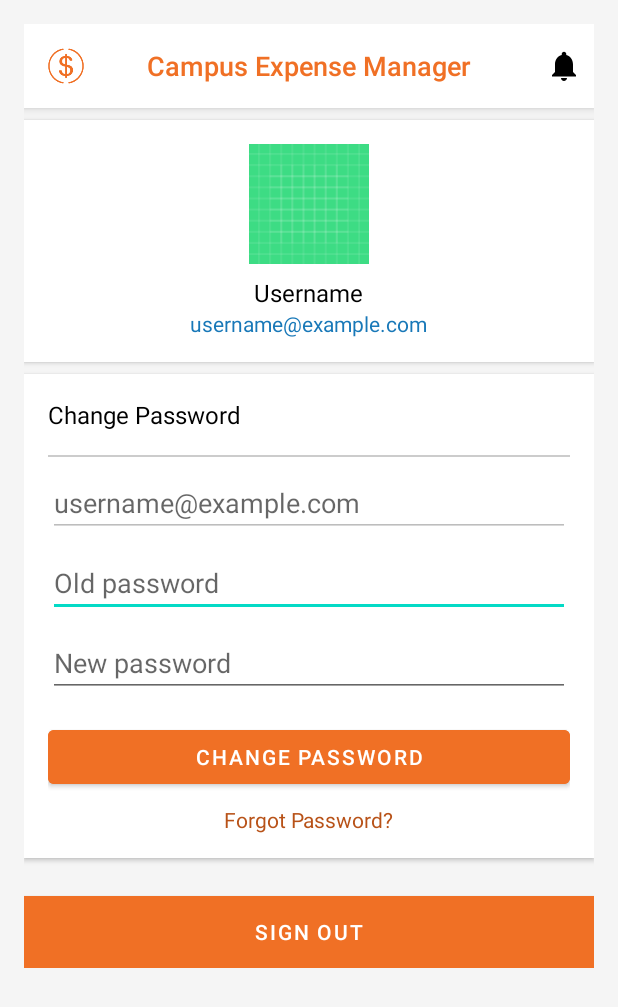
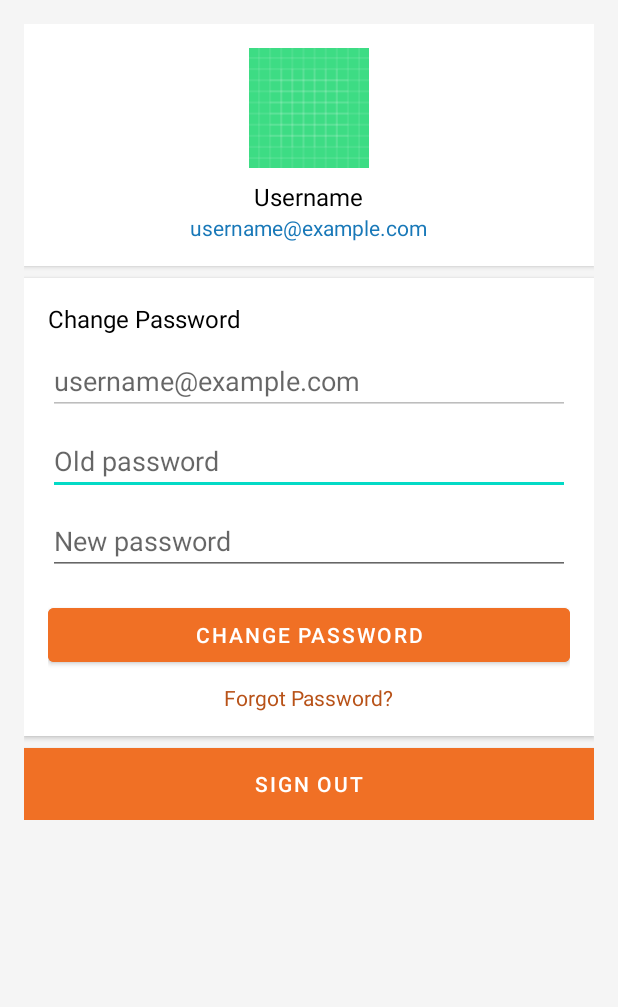
Before and after one commit to kypltIT/CampusExpenseManager, an Android app: the AccountActivity screen opened directly, with no data from a screen before it, on a phone screen of 412 x 824 dp. Shown: the top 1007 px of the screen. Run offline under Robolectric (Android 15) with nearby library versions, the phone set to English and light mode, and no system bars.

Commit message:
done top_nav_menu.xml, fix UI activity_main.xml, fragment_transaction.xml, fragment_home.xml

```diff
--- a/app/src/main/res/layout/activity_account.xml
+++ b/app/src/main/res/layout/activity_account.xml
@@ -6,59 +6,19 @@
 
     <LinearLayout
         android:layout_width="match_parent"
-        android:layout_height="wrap_content"
+        android:layout_height="match_parent"
         android:orientation="vertical"
         android:padding="16dp">
 
-        <!-- Header Section -->
-        <RelativeLayout
-            android:layout_width="match_parent"
-            android:layout_height="wrap_content"
-            android:paddingBottom="16dp"
-            android:background="@color/white"
-            android:elevation="4dp">
-
-            <!-- Logo Image on the Left -->
-            <ImageView
-                android:id="@+id/logoImage"
-                android:layout_width="40dp"
-                android:layout_height="40dp"
-                android:layout_alignParentStart="true"
-                android:layout_marginStart="8dp"
-                android:layout_centerVertical="true"
-                android:src="@drawable/campusexpense__2_" />
-
-            <!-- Title Centered -->
-            <TextView
-                android:id="@+id/appTitle"
-                android:layout_width="wrap_content"
-                android:layout_height="wrap_content"
-                android:layout_centerInParent="true"
-                android:text="Campus Expense Manager"
-                android:textSize="18sp"
-                android:textColor="@color/orange_500"
-                android:fontFamily="sans-serif-medium" />
-
-            <!-- Notification Icon on the Right, Centered Vertically -->
-            <ImageView
-                android:id="@+id/notificationIcon"
-                android:layout_width="24dp"
-                android:layout_height="24dp"
-                android:layout_alignParentEnd="true"
-                android:layout_marginEnd="8dp"
-                android:layout_centerVertical="true"
-                android:src="@drawable/ic_notification" />
-        </RelativeLayout>
 
         <!-- User Information Section -->
         <LinearLayout
             android:layout_width="match_parent"
             android:layout_height="wrap_content"
+            android:background="@color/white"
+            android:elevation="2dp"
             android:orientation="vertical"
-            android:background="@color/white"
-            android:padding="16dp"
-            android:layout_marginTop="8dp"
-            android:elevation="2dp">
+            android:padding="16dp">
 
             <ImageView
                 android:id="@+id/profileImage"
@@ -74,8 +34,8 @@
                 android:layout_gravity="center"
                 android:layout_marginTop="8dp"
                 android:text="Username"
-                android:textSize="16sp"
-                android:textColor="@color/black" />
+                android:textColor="@color/black"
+                android:textSize="16sp" />
 
             <TextView
                 android:id="@+id/emailText"
@@ -83,68 +43,61 @@
                 android:layout_height="wrap_content"
                 android:layout_gravity="center"
                 android:text="username@example.com"
-                android:textSize="14sp"
-                android:textColor="@color/blue_700" />
+                android:textColor="@color/blue_700"
+                android:textSize="14sp" />
         </LinearLayout>
 
         <!-- Change Password Section -->
         <LinearLayout
             android:layout_width="match_parent"
             android:layout_height="wrap_content"
+            android:layout_marginTop="8dp"
+            android:background="@color/white"
+            android:elevation="2dp"
             android:orientation="vertical"
-            android:background="@color/white"
-            android:padding="16dp"
-            android:layout_marginTop="8dp"
-            android:elevation="2dp">
+            android:padding="16dp">
 
             <TextView
                 android:layout_width="wrap_content"
                 android:layout_height="wrap_content"
+                android:layout_marginBottom="8dp"
                 android:text="Change Password"
-                android:textSize="16sp"
                 android:textColor="@color/black"
-                android:layout_marginBottom="8dp" />
-
-            <!-- Divider Line -->
-            <View
-                android:layout_width="match_parent"
-                android:layout_height="1dp"
-                android:layout_marginVertical="8dp"
-                android:background="#CCCCCC" />
+                android:textSize="16sp" />
 
             <EditText
                 android:id="@+id/emailInput"
                 android:layout_width="match_parent"
                 android:layout_height="wrap_content"
+                android:enabled="false"
                 android:hint="username@example.com"
                 android:inputType="textEmailAddress"
-                android:enabled="false"
                 android:textColor="@color/blue_700" />
 
             <EditText
                 android:id="@+id/oldPasswordInput"
                 android:layout_width="match_parent"
                 android:layout_height="wrap_content"
+                android:layout_marginTop="8dp"
                 android:hint="Old password"
-                android:inputType="textPassword"
-                android:layout_marginTop="8dp" />
+                android:inputType="textPassword" />
 
             <EditText
                 android:id="@+id/newPasswordInput"
                 android:layout_width="match_parent"
                 android:layout_height="wrap_content"
+                android:layout_marginTop="8dp"
                 android:hint="New password"
-                android:inputType="textPassword"
-                android:layout_marginTop="8dp" />
+                android:inputType="textPassword" />
 
             <Button
                 android:id="@+id/changePasswordButton"
                 android:layout_width="match_parent"
                 android:layout_height="wrap_content"
+                android:layout_marginTop="16dp"
+                android:backgroundTint="@color/orange_500"
                 android:text="Change Password"
-                android:textColor="@color/white"
-                android:backgroundTint="@color/orange_500"
-                android:layout_marginTop="16dp" />
+                android:textColor="@color/white" />
 
             <TextView
                 android:id="@+id/forgotPasswordText"
@@ -153,17 +106,9 @@
                 android:layout_gravity="center"
                 android:layout_marginTop="8dp"
                 android:text="Forgot Password?"
-                android:textSize="14sp"
-                android:textColor="@color/orange_700" />
+                android:textColor="@color/orange_700"
+                android:textSize="14sp" />
         </LinearLayout>
-
-        <!-- Divider under Change Password Section -->
-        <View
-            android:layout_width="match_parent"
-            android:layout_height="1dp"
-            android:background="@color/gray"
-            android:layout_marginTop="8dp"
-            android:layout_marginBottom="8dp" />
 
         <!-- Sign Out Button -->
         <Button
@@ -171,7 +116,7 @@
             android:layout_width="match_parent"
             android:layout_height="wrap_content"
             android:layout_marginTop="8dp"
-            android:background="@color/orange_500"
+            android:background="@color/white"
             android:elevation="2dp"
             android:text="Sign Out"
             android:textColor="@color/white" />
--- a/app/src/main/res/layout/fragment_home.xml
+++ b/app/src/main/res/layout/fragment_home.xml
@@ -15,7 +15,6 @@
         android:layout_width="wrap_content"
         android:layout_height="wrap_content"
         android:layout_gravity="start"
-        android:layout_marginTop="20dp"
         android:background="@drawable/rounded_background"
         android:elevation="4dp"
         android:gravity="top"
```
Also changed, not shown: app/src/main/java/com/example/campusexpensemanager/MainActivity.java (+18 -0 lines), app/src/main/res/drawable/icons8_bell.xml (added, +9 -0 lines), app/src/main/res/layout/activity_main.xml (+45 -15 lines), app/src/main/res/layout/fragment_transaction.xml (+6 -11 lines), app/src/main/res/menu/top_nav_menu.xml (+9 -1 lines).
